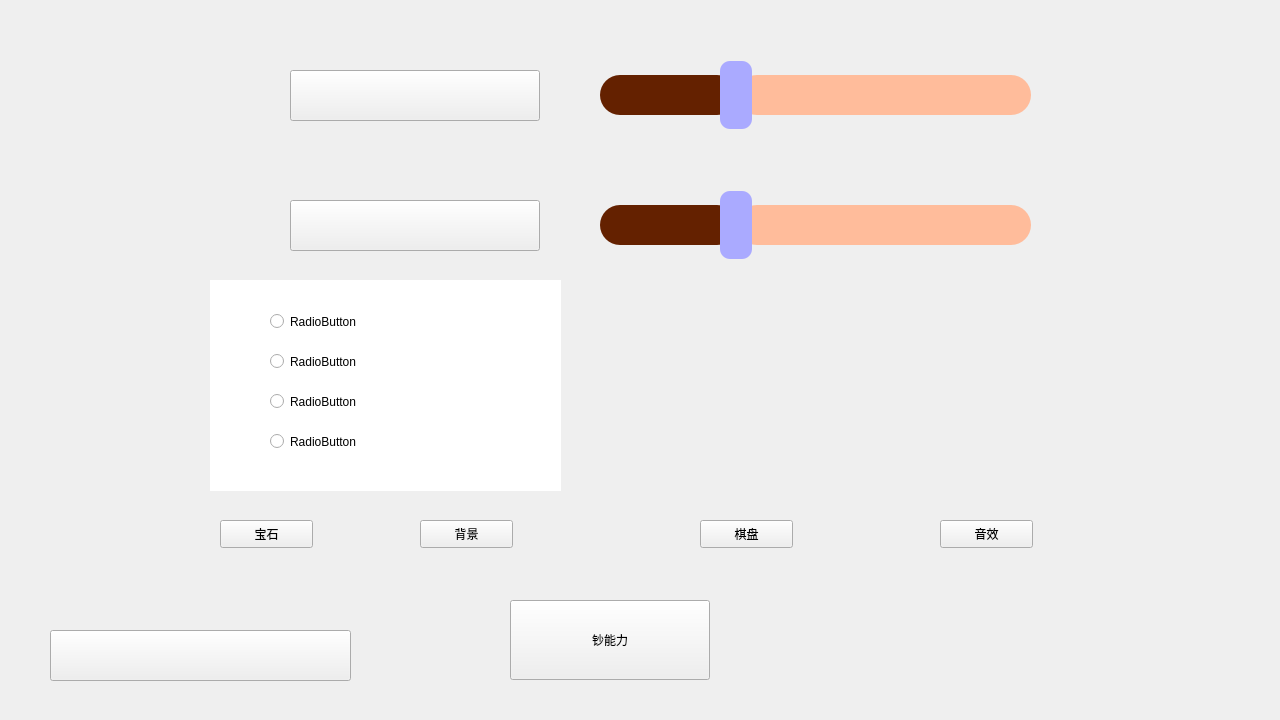
Before: the Qt Designer form client/windows/configwindow.ui in HFDLYS/HeartstringsResonance, drawn with Qt 5.
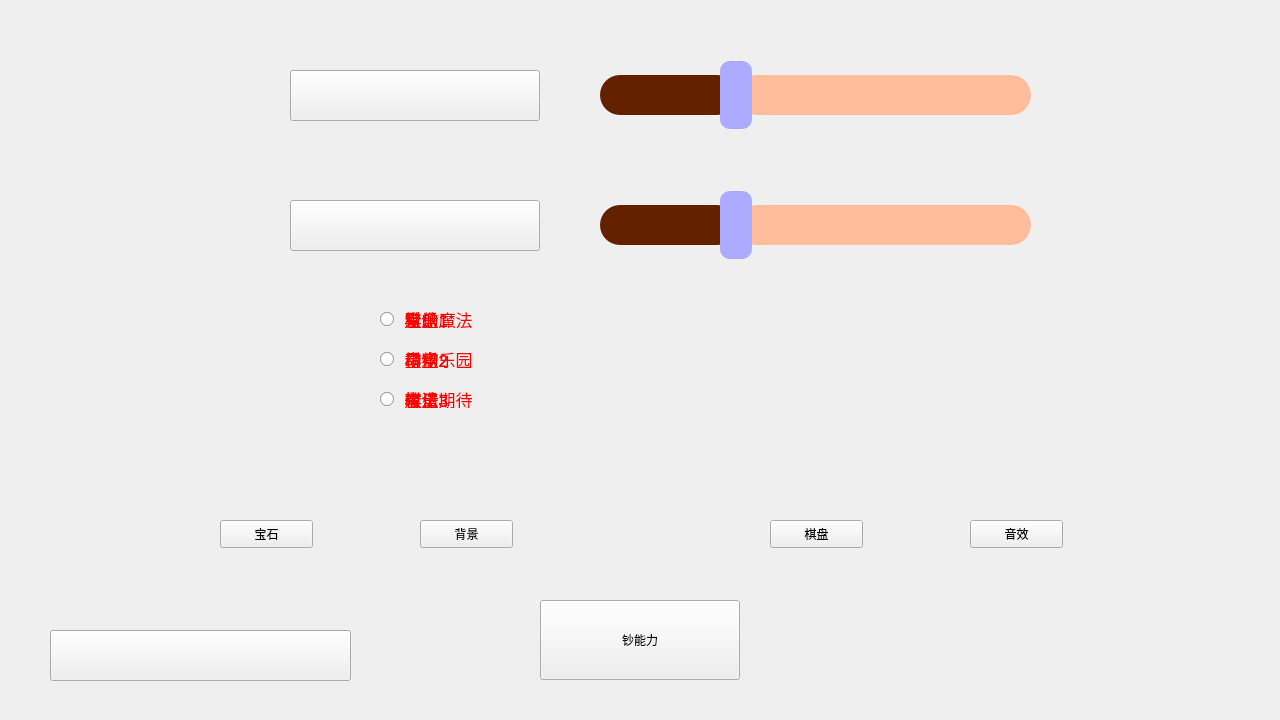
After: the same form once the commit is applied. Icons and pictures are not drawn.

Commit message: feat: 设置选择个性化的界面逻辑

The edit to the form file:
```diff
--- a/client/windows/configwindow.ui
+++ b/client/windows/configwindow.ui
@@ -201,7 +201,7 @@
    <widget class="QPushButton" name="pushButton_3">
     <property name="geometry">
      <rect>
-      <x>700</x>
+      <x>770</x>
       <y>520</y>
       <width>93</width>
       <height>28</height>
@@ -214,7 +214,7 @@
    <widget class="QPushButton" name="pushButton_4">
     <property name="geometry">
      <rect>
-      <x>940</x>
+      <x>970</x>
       <y>520</y>
       <width>93</width>
       <height>28</height>
@@ -227,7 +227,7 @@
    <widget class="QPushButton" name="pushButton_5">
     <property name="geometry">
      <rect>
-      <x>510</x>
+      <x>540</x>
       <y>600</y>
       <width>200</width>
       <height>80</height>
@@ -237,71 +237,332 @@
      <string>钞能力</string>
     </property>
    </widget>
-   <widget class="QWidget" name="widget" native="true">
+   <widget class="QLabel" name="label">
     <property name="geometry">
      <rect>
-      <x>210</x>
+      <x>220</x>
       <y>280</y>
-      <width>351</width>
-      <height>211</height>
+      <width>461</width>
+      <height>231</height>
      </rect>
     </property>
-    <property name="styleSheet">
-     <string notr="true">background-color: rgb(255, 255, 255);</string>
+    <property name="text">
+     <string/>
     </property>
-    <widget class="QRadioButton" name="radioButton">
+    <property name="pixmap">
+     <pixmap resource="../../resource/res.qrc">:/images/configwindow/board.png</pixmap>
+    </property>
+    <property name="scaledContents">
+     <bool>true</bool>
+    </property>
+   </widget>
+   <widget class="QWidget" name="widgetDim" native="true">
+    <property name="geometry">
+     <rect>
+      <x>360</x>
+      <y>300</y>
+      <width>200</width>
+      <height>170</height>
+     </rect>
+    </property>
+    <widget class="QRadioButton" name="BtnDim1">
      <property name="geometry">
       <rect>
-       <x>60</x>
-       <y>30</y>
-       <width>118</width>
-       <height>23</height>
+       <x>20</x>
+       <y>10</y>
+       <width>101</width>
+       <height>18</height>
       </rect>
      </property>
+     <property name="styleSheet">
+      <string notr="true">QRadioButton{
+	font-size:17px;
+	color:Red;
+	font-family:幼圆;
+	text-align: center;
+}</string>
+     </property>
      <property name="text">
-      <string>RadioButton</string>
+      <string> 爱的魔法</string>
      </property>
     </widget>
-    <widget class="QRadioButton" name="radioButton_2">
+    <widget class="QRadioButton" name="BtnDim2">
      <property name="geometry">
       <rect>
-       <x>60</x>
-       <y>70</y>
-       <width>118</width>
-       <height>23</height>
+       <x>20</x>
+       <y>50</y>
+       <width>101</width>
+       <height>18</height>
       </rect>
      </property>
+     <property name="styleSheet">
+      <string notr="true">QRadioButton{
+	font-size:17px;
+	color:Red;
+	font-family:幼圆;
+	text-align: center;
+}</string>
+     </property>
      <property name="text">
-      <string>RadioButton</string>
+      <string> 动物乐园</string>
      </property>
     </widget>
-    <widget class="QRadioButton" name="radioButton_3">
+    <widget class="QRadioButton" name="BtnDim3">
      <property name="geometry">
       <rect>
-       <x>60</x>
-       <y>110</y>
-       <width>118</width>
-       <height>23</height>
+       <x>20</x>
+       <y>90</y>
+       <width>111</width>
+       <height>18</height>
       </rect>
      </property>
+     <property name="styleSheet">
+      <string notr="true">QRadioButton{
+	font-size:17px;
+	color:Red;
+	font-family:幼圆;
+	text-align: center;
+}</string>
+     </property>
      <property name="text">
-      <string>RadioButton</string>
+      <string> 敬请期待</string>
      </property>
     </widget>
-    <widget class="QRadioButton" name="radioButton_4">
+   </widget>
+   <widget class="QWidget" name="widgetBgd" native="true">
+    <property name="geometry">
+     <rect>
+      <x>360</x>
+      <y>300</y>
+      <width>200</width>
+      <height>170</height>
+     </rect>
+    </property>
+    <widget class="QRadioButton" name="BtnBgd1">
      <property name="geometry">
       <rect>
-       <x>60</x>
-       <y>150</y>
-       <width>118</width>
-       <height>23</height>
+       <x>20</x>
+       <y>10</y>
+       <width>73</width>
+       <height>18</height>
       </rect>
      </property>
+     <property name="styleSheet">
+      <string notr="true">QRadioButton{
+	font-size:17px;
+	color:Red;
+	font-family:幼圆;
+	text-align: center;
+}</string>
+     </property>
      <property name="text">
-      <string>RadioButton</string>
+      <string> 默认</string>
      </property>
     </widget>
+    <widget class="QRadioButton" name="BtnBgd2">
+     <property name="geometry">
+      <rect>
+       <x>20</x>
+       <y>50</y>
+       <width>73</width>
+       <height>18</height>
+      </rect>
+     </property>
+     <property name="styleSheet">
+      <string notr="true">QRadioButton{
+	font-size:17px;
+	color:Red;
+	font-family:幼圆;
+	text-align: center;
+}</string>
+     </property>
+     <property name="text">
+      <string> 星空</string>
+     </property>
+    </widget>
+    <widget class="QRadioButton" name="BtnBgd3">
+     <property name="geometry">
+      <rect>
+       <x>20</x>
+       <y>90</y>
+       <width>73</width>
+       <height>18</height>
+      </rect>
+     </property>
+     <property name="styleSheet">
+      <string notr="true">QRadioButton{
+	font-size:17px;
+	color:Red;
+	font-family:幼圆;
+	text-align: center;
+}</string>
+     </property>
+     <property name="text">
+      <string> 魔法</string>
+     </property>
+    </widget>
    </widget>
+   <widget class="QWidget" name="widgetBod" native="true">
+    <property name="geometry">
+     <rect>
+      <x>360</x>
+      <y>300</y>
+      <width>200</width>
+      <height>170</height>
+     </rect>
+    </property>
+    <widget class="QRadioButton" name="BtnBod1">
+     <property name="geometry">
+      <rect>
+       <x>20</x>
+       <y>10</y>
+       <width>91</width>
+       <height>18</height>
+      </rect>
+     </property>
+     <property name="styleSheet">
+      <string notr="true">QRadioButton{
+	font-size:17px;
+	color:Red;
+	font-family:幼圆;
+	text-align: center;
+}</string>
+     </property>
+     <property name="text">
+      <string> 棋盘1</string>
+     </property>
+    </widget>
+    <widget class="QRadioButton" name="BtnBod2">
+     <property name="geometry">
+      <rect>
+       <x>20</x>
+       <y>50</y>
+       <width>91</width>
+       <height>18</height>
+      </rect>
+     </property>
+     <property name="styleSheet">
+      <string notr="true">QRadioButton{
+	font-size:17px;
+	color:Red;
+	font-family:幼圆;
+	text-align: center;
+}</string>
+     </property>
+     <property name="text">
+      <string> 棋盘2</string>
+     </property>
+    </widget>
+    <widget class="QRadioButton" name="BtnBod3">
+     <property name="geometry">
+      <rect>
+       <x>20</x>
+       <y>90</y>
+       <width>81</width>
+       <height>18</height>
+      </rect>
+     </property>
+     <property name="styleSheet">
+      <string notr="true">QRadioButton{
+	font-size:17px;
+	color:Red;
+	font-family:幼圆;
+	text-align: center;
+}</string>
+     </property>
+     <property name="text">
+      <string> 棋盘3</string>
+     </property>
+    </widget>
+   </widget>
+   <widget class="QWidget" name="widgetMsc" native="true">
+    <property name="geometry">
+     <rect>
+      <x>360</x>
+      <y>300</y>
+      <width>200</width>
+      <height>170</height>
+     </rect>
+    </property>
+    <widget class="QRadioButton" name="BtnMsc1">
+     <property name="geometry">
+      <rect>
+       <x>20</x>
+       <y>10</y>
+       <width>73</width>
+       <height>18</height>
+      </rect>
+     </property>
+     <property name="styleSheet">
+      <string notr="true">QRadioButton{
+	font-size:17px;
+	color:Red;
+	font-family:幼圆;
+	text-align: center;
+}</string>
+     </property>
+     <property name="text">
+      <string> 音乐1</string>
+     </property>
+    </widget>
+    <widget class="QRadioButton" name="BtnMsc2">
+     <property name="geometry">
+      <rect>
+       <x>20</x>
+       <y>50</y>
+       <width>73</width>
+       <height>18</height>
+      </rect>
+     </property>
+     <property name="styleSheet">
+      <string notr="true">QRadioButton{
+	font-size:17px;
+	color:Red;
+	font-family:幼圆;
+	text-align: center;
+}</string>
+     </property>
+     <property name="text">
+      <string> 音乐2</string>
+     </property>
+    </widget>
+    <widget class="QRadioButton" name="BtnMsc3">
+     <property name="geometry">
+      <rect>
+       <x>20</x>
+       <y>90</y>
+       <width>73</width>
+       <height>18</height>
+      </rect>
+     </property>
+     <property name="styleSheet">
+      <string notr="true">QRadioButton{
+	font-size:17px;
+	color:Red;
+	font-family:幼圆;
+	text-align: center;
+}</string>
+     </property>
+     <property name="text">
+      <string> 音乐3</string>
+     </property>
+    </widget>
+   </widget>
+   <zorder>btnReturn</zorder>
+   <zorder>btnMusic</zorder>
+   <zorder>btnSound</zorder>
+   <zorder>musicSlider</zorder>
+   <zorder>soundSlider</zorder>
+   <zorder>btnBgd</zorder>
+   <zorder>BtnDia</zorder>
+   <zorder>BtnBod</zorder>
+   <zorder>BtnMsc</zorder>
+   <zorder>pushButton_5</zorder>
+   <zorder>label</zorder>
+   <zorder>widgetBgd</zorder>
+   <zorder>widgetBod</zorder>
+   <zorder>widgetDim</zorder>
+   <zorder>widgetMsc</zorder>
   </widget>
  </widget>
  <resources>
```
Left out of the diff: 8 changed lines with no effect on the pictures. The commit also changes 5 other files.
